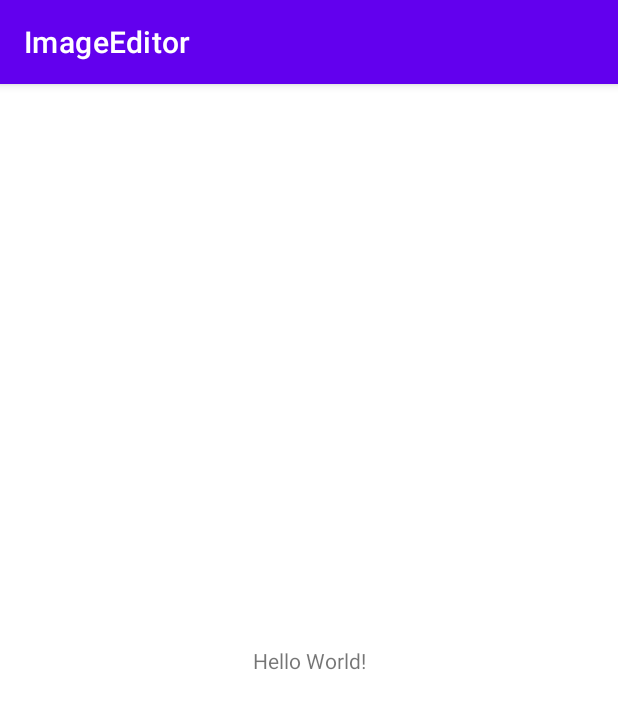
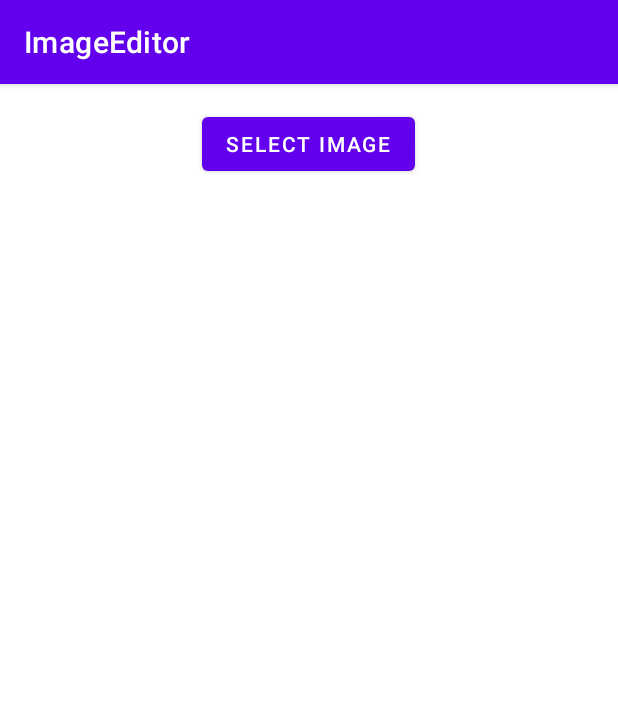
Before and after one commit to RujiraKongsomran/ImageEditor, an Android app: the screen it shows after launch (MainActivity), on a phone screen of 412 x 824 dp. Shown: the top 709 px of the screen. Run offline under Robolectric (Android 15) with nearby library versions, the phone set to English and light mode, and no system bars.

Commit message:
Design layout

```diff
--- a/app/src/main/res/layout/activity_main.xml
+++ b/app/src/main/res/layout/activity_main.xml
@@ -1,18 +1,24 @@
 <?xml version="1.0" encoding="utf-8"?>
-<androidx.constraintlayout.widget.ConstraintLayout xmlns:android="http://schemas.android.com/apk/res/android"
+<LinearLayout xmlns:android="http://schemas.android.com/apk/res/android"
     xmlns:app="http://schemas.android.com/apk/res-auto"
     xmlns:tools="http://schemas.android.com/tools"
     android:layout_width="match_parent"
     android:layout_height="match_parent"
+    android:gravity="center_horizontal"
+    android:orientation="vertical"
+    android:padding="16dp"
     tools:context=".MainActivity">
 
-    <TextView
+    <Button
+        android:id="@+id/btn_pick"
         android:layout_width="wrap_content"
         android:layout_height="wrap_content"
-        android:text="Hello World!"
-        app:layout_constraintBottom_toBottomOf="parent"
-        app:layout_constraintLeft_toLeftOf="parent"
-        app:layout_constraintRight_toRightOf="parent"
-        app:layout_constraintTop_toTopOf="parent" />
+        android:text="Select Image" />
 
-</androidx.constraintlayout.widget.ConstraintLayout>
+    <ImageView
+        android:id="@+id/iv_image"
+        android:layout_width="match_parent"
+        android:layout_height="match_parent"
+        android:layout_marginTop="8dp"
+        android:adjustViewBounds="true" />
+</LinearLayout>
```
